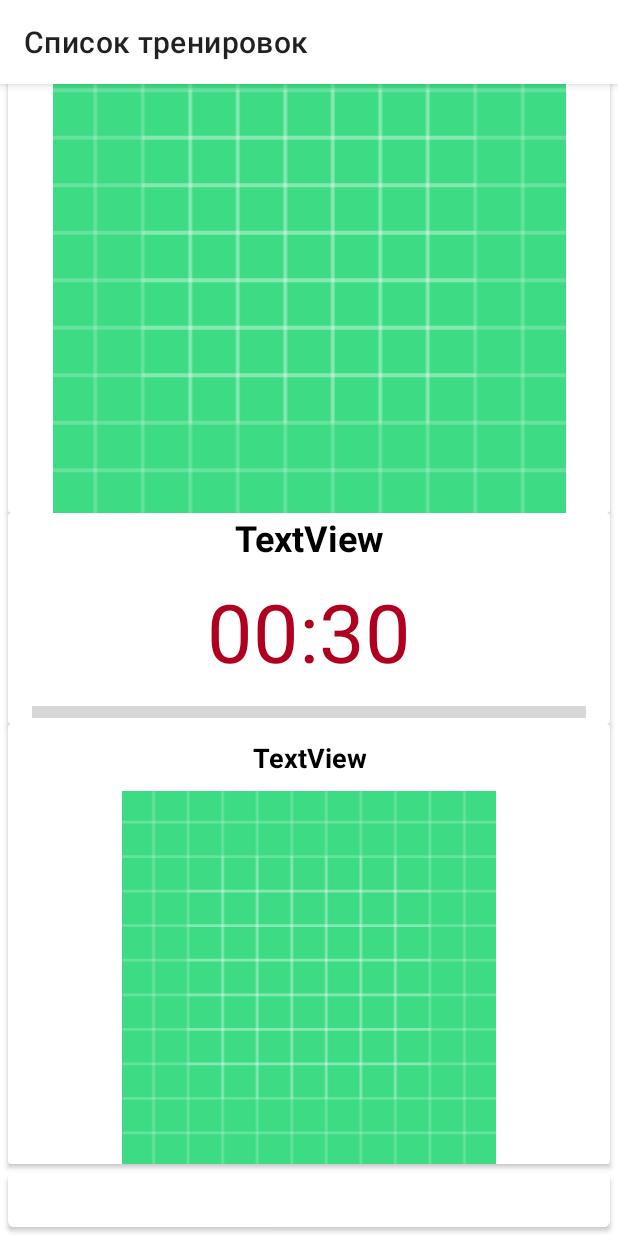
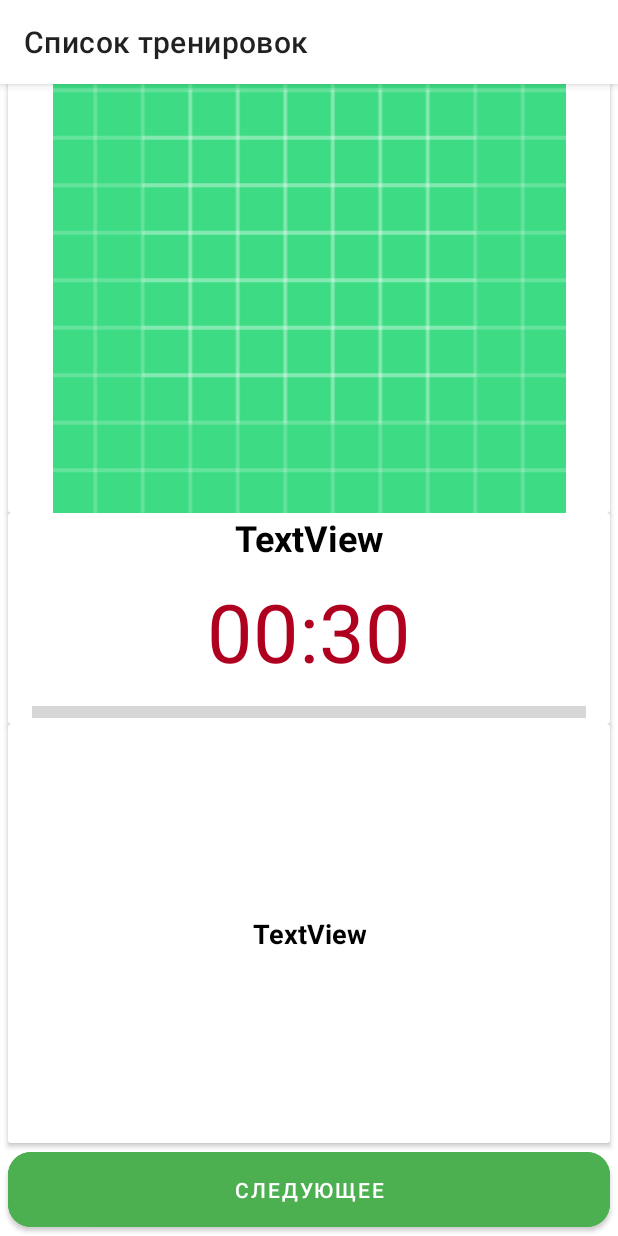
Before and after one commit to Evgen1994-McD/FitnessApp, an Android app built with Jetpack Compose: the ExerciseFragment screen opened through its navigation route, on a phone screen of 412 x 824 dp. Run offline under Robolectric (Android 15) with nearby library versions, the phone set to English and light mode, and no system bars; our stand-ins replace Dagger/Hilt's generated code, Room's generated code; libraries missing offline, so code that uses them is left out: pl.droidsonroids.gif.

Commit message:
Промежуточный коммит, делаю разметку exercise
урок 23

```diff
--- a/app/src/main/res/layout/exercise.xml
+++ b/app/src/main/res/layout/exercise.xml
@@ -82,12 +82,6 @@
                 android:textSize="18sp"
                 android:textStyle="bold" />
 
-            <ImageView
-                android:id="@+id/imNext"
-                android:layout_width="match_parent"
-                android:layout_height="match_parent"
-                app:srcCompat="@drawable/ic_launcher_background" />
-
         </LinearLayout>
 
     </androidx.cardview.widget.CardView>
@@ -97,7 +91,10 @@
         android:layout_width="0dp"
         android:layout_height="wrap_content"
         android:layout_marginHorizontal="5dp"
+        android:backgroundTint="@color/secondary"
+        android:padding="15dp"
         android:text="@string/Next"
+        app:cornerRadius="15dp"
         app:layout_constraintBottom_toBottomOf="parent"
         app:layout_constraintEnd_toEndOf="parent"
         app:layout_constraintStart_toStartOf="parent" />
```
